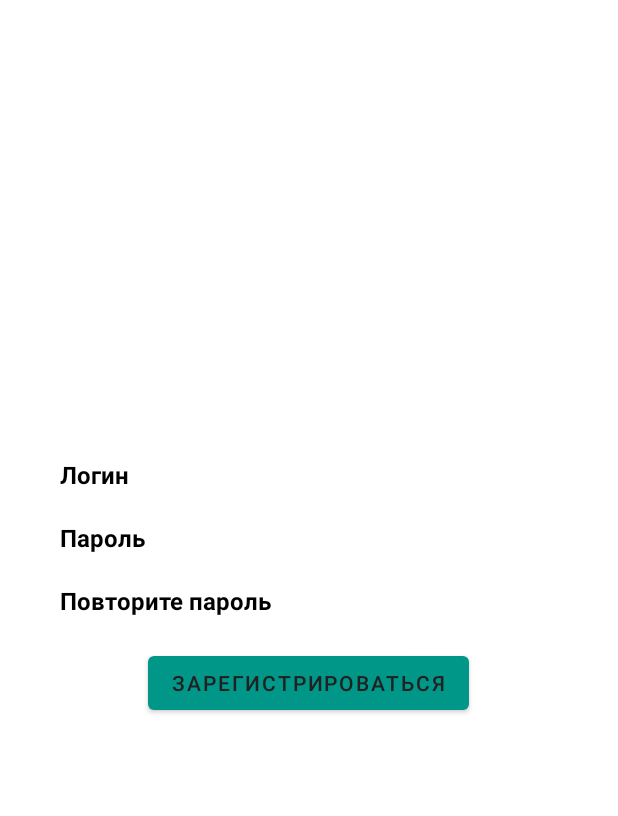
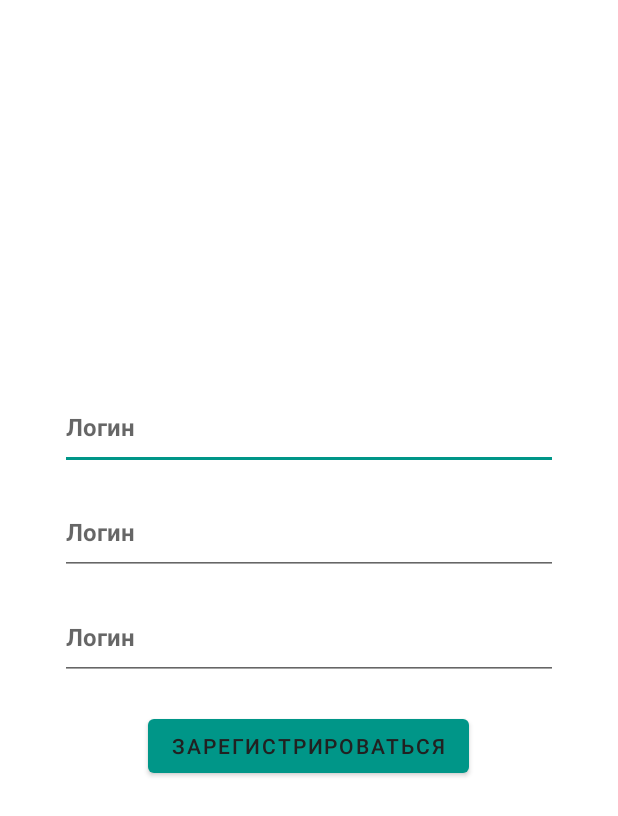
Before and after one commit to TeaProphet/TP-5.1-3, an Android app: the fragment SignUpFragment shown on its own in the app's theme, on a phone screen of 412 x 824 dp. Shown: the top 816 px of the screen. Run offline under Robolectric (Android 15) with nearby library versions, the phone set to English and light mode, and no system bars.

Commit message:
ORG-13 - fix text fields

```diff
--- a/app/src/main/res/layout/sign_up.xml
+++ b/app/src/main/res/layout/sign_up.xml
@@ -12,12 +12,17 @@
                 android:gravity="center"
                 android:layout_marginHorizontal="30dp">
 
-            <TextView
+            <EditText
                     android:id="@+id/login_sign_up"
                     android:layout_width="match_parent"
                     android:layout_height="wrap_content"
                     android:layout_margin="10dp"
-                    android:text="Логин"
+                    android:ems="10"
+                    android:gravity="start|top"
+                    android:hint="Логин"
+                    android:inputType="textMultiLine"
+                    android:minHeight="50dp"
+                    android:textAlignment="viewStart"
                     android:textColor="#000000"
                     android:textSize="16sp"
                     android:textStyle="bold"
@@ -25,12 +30,17 @@
                     app:layout_constraintStart_toStartOf="parent"
                     app:layout_constraintTop_toTopOf="parent" />
 
-            <TextView
+            <EditText
                     android:id="@+id/password_sign_up"
                     android:layout_width="match_parent"
                     android:layout_height="wrap_content"
                     android:layout_margin="10dp"
-                    android:text="Пароль"
+                    android:ems="10"
+                    android:gravity="start|top"
+                    android:hint="Логин"
+                    android:inputType="textMultiLine"
+                    android:minHeight="50dp"
+                    android:textAlignment="viewStart"
                     android:textColor="#000000"
                     android:textSize="16sp"
                     android:textStyle="bold"
@@ -38,12 +48,17 @@
                     app:layout_constraintStart_toStartOf="parent"
                     app:layout_constraintTop_toBottomOf="@+id/login_sign_up" />
 
-            <TextView
+            <EditText
                     android:id="@+id/password_repeat"
                     android:layout_width="match_parent"
                     android:layout_height="wrap_content"
                     android:layout_margin="10dp"
-                    android:text="Повторите пароль"
+                    android:ems="10"
+                    android:gravity="start|top"
+                    android:hint="Логин"
+                    android:inputType="textMultiLine"
+                    android:minHeight="50dp"
+                    android:textAlignment="viewStart"
                     android:textColor="#000000"
                     android:textSize="16sp"
                     android:textStyle="bold"
```
Also changed, not shown: app/src/main/res/layout/sign_in.xml (+14 -4 lines), app/src/main/res/layout/unauthorized.xml (+6 -4 lines).
